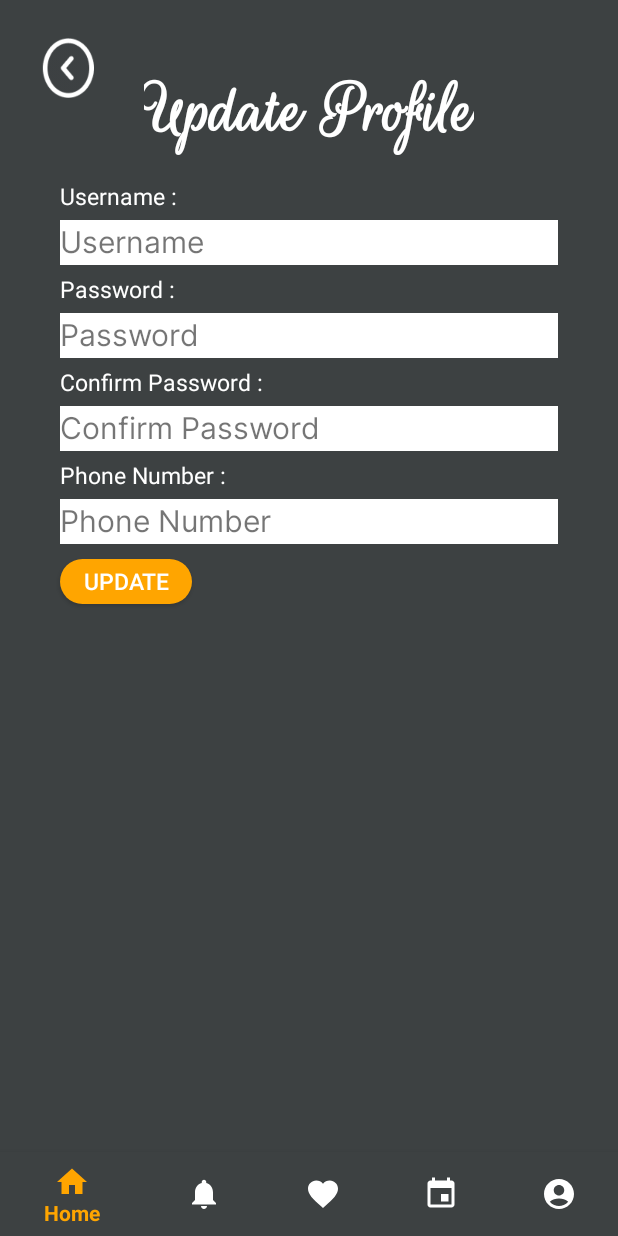
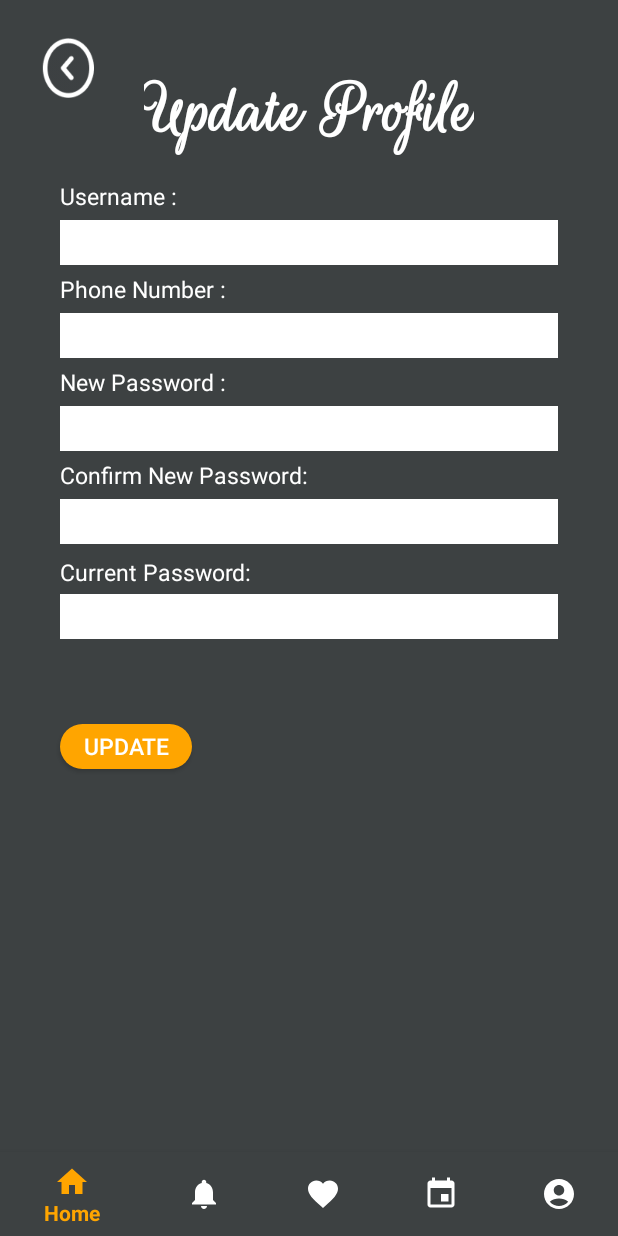
Before and after one commit to GunYuTan/LifeOnLandAssignmentFinal, an Android app: the fragment UpdateProfileFragment placed in its activity, on a phone screen of 412 x 824 dp. Run offline under Robolectric (Android 15) with nearby library versions, the phone set to English and light mode, and no system bars; our stand-ins replace Room's generated code, data binding.

Commit message:
23/09/2023 15:37

```diff
--- a/app/src/main/java/com/example/lifeonlandassignment/Global.kt
+++ b/app/src/main/java/com/example/lifeonlandassignment/Global.kt
@@ -1,5 +1,5 @@
 package com.example.lifeonlandassignment
 
 object Global {
-    var loginUser: String = "smallsmall"
+    var loginUser: String = ""
 }
--- a/app/src/main/java/com/example/lifeonlandassignment/database/AssignmentDatabaseDao.kt
+++ b/app/src/main/java/com/example/lifeonlandassignment/database/AssignmentDatabaseDao.kt
@@ -11,7 +11,7 @@ interface AssignmentDatabaseDao {
     @Insert
     suspend fun insert(user: User)
     @Update
-    fun update(user: User)
+    suspend fun update(user: User)
     @Query("SELECT * from user_table WHERE userId = :key")
     fun get(key:Long): User?
 
--- a/app/src/main/java/com/example/lifeonlandassignment/database/AssignmentDatabaseRepository.kt
+++ b/app/src/main/java/com/example/lifeonlandassignment/database/AssignmentDatabaseRepository.kt
@@ -8,6 +8,10 @@ class AssignmentDatabaseRepository (private val dao: AssignmentDatabaseDao){
 
     suspend fun insert(user: User){
         return dao.insert(user)
+    }
+
+    suspend fun update(user: User){
+        return dao.update(user)
     }
 
     suspend fun getUsername(username: String):User?{
--- a/app/src/main/java/com/example/lifeonlandassignment/profile/UpdateProfileFragment.kt
+++ b/app/src/main/java/com/example/lifeonlandassignment/profile/UpdateProfileFragment.kt
@@ -5,23 +5,51 @@ import android.view.LayoutInflater
 import android.view.View
 import android.view.ViewGroup
 import android.widget.ImageView
+import android.widget.Toast
+import androidx.databinding.DataBindingUtil
 import androidx.fragment.app.Fragment
+import androidx.lifecycle.Observer
+import androidx.lifecycle.ViewModelProvider
+import com.example.lifeonlandassignment.Global
 import com.example.lifeonlandassignment.R
+import com.example.lifeonlandassignment.database.AssignmentDatabase
+import com.example.lifeonlandassignment.database.AssignmentDatabaseRepository
+import com.example.lifeonlandassignment.databinding.UpdateProfileScreenBinding
 
 class UpdateProfileFragment : Fragment() {
+    private lateinit var  updateProfileViewModel: UpdateProfileViewModel
     override fun onCreateView(
         inflater: LayoutInflater,
         container: ViewGroup?,
         savedInstanceState: Bundle?
     ): View? {
-        val view = inflater.inflate(R.layout.update_profile_screen, container, false)
-        // Initialize the back button ImageView
-        val backButton = view.findViewById<ImageView>(R.id.backButtonUpdateProfile)
+        val binding: UpdateProfileScreenBinding = DataBindingUtil.inflate(
+            inflater, R.layout.update_profile_screen, container, false)
+        val application = requireNotNull(this.activity).application
+        val dataSource = AssignmentDatabase.getInstance(application).assignmentDatabaseDao
+        val repository = AssignmentDatabaseRepository(dataSource)
+        val factory = UpdateProfileViewModelFactory(repository, application)
+
+        val backButton: ImageView = binding.backButtonUpdateProfile
         // Set click listener for back button
         backButton.setOnClickListener {
             // Perform your action here, for example, navigate back
             fragmentManager?.popBackStack()
         }
-        return view
+
+        updateProfileViewModel = ViewModelProvider(this, factory).get(UpdateProfileViewModel::class.java)
+        binding.updateProfileViewModel = updateProfileViewModel
+        binding.lifecycleOwner = this
+
+        binding.txtUpdateProfileInputUsername.text = Global.loginUser
+
+        updateProfileViewModel.messageLiveData.observe(viewLifecycleOwner, Observer { message ->
+            message?.let {
+                // Use the context of the fragment to show the Toast
+                Toast.makeText(requireContext(), message, Toast.LENGTH_SHORT).show()
+            }
+        })
+
+        return binding.root
     }
 }
--- /dev/null
+++ b/app/src/main/java/com/example/lifeonlandassignment/profile/UpdateProfileViewModel.kt
@@ -0,0 +1,87 @@
+package com.example.lifeonlandassignment.profile
+
+import android.app.Application
+import androidx.databinding.Bindable
+import androidx.databinding.Observable
+import androidx.lifecycle.AndroidViewModel
+import androidx.lifecycle.LiveData
+import androidx.lifecycle.MutableLiveData
+import com.example.lifeonlandassignment.Global
+import com.example.lifeonlandassignment.database.AssignmentDatabaseRepository
+import com.example.lifeonlandassignment.database.User
+import kotlinx.coroutines.CoroutineScope
+import kotlinx.coroutines.Dispatchers
+import kotlinx.coroutines.Job
+import kotlinx.coroutines.launch
+
+class UpdateProfileViewModel (private val repository: AssignmentDatabaseRepository, application: Application): AndroidViewModel(application),
+    Observable {
+    private val _messageLiveData = MutableLiveData<String>()
+    private val viewModelJob = Job()
+    private val uiScope = CoroutineScope(Dispatchers.Main + viewModelJob)
+
+    val messageLiveData: LiveData<String>
+        get() = _messageLiveData
+
+    @Bindable
+    val inputPhoneNo = MutableLiveData<String>()
+
+    @Bindable
+    val inputNewPass = MutableLiveData<String>()
+
+    @Bindable
+    val inputConfirmNewPass = MutableLiveData<String>()
+
+    @Bindable
+    val inputCurrentPass = MutableLiveData<String>()
+
+    fun updateButton(){
+        val phoneNo = inputPhoneNo.value
+        val newPass = inputNewPass.value
+        val confirmNewPass = inputConfirmNewPass.value
+        val currentPass = inputCurrentPass.value
+        var message: String = ""
+        var phoneChange = false
+        var passwordChange = false
+
+        uiScope.launch {
+            val userList = repository.getUsername(Global.loginUser)
+            if(userList?.password == currentPass){
+                if(phoneNo != null && userList?.phoneNo != phoneNo){
+                    message += "Phone Number, "
+                    phoneChange = true
+                }
+
+                if(newPass != null && userList?.password != newPass){
+                    if(newPass == confirmNewPass){
+                        message += "Password,"
+                        passwordChange = true
+                    }else{
+                        _messageLiveData.value = "Password field are not match."
+                    }
+                }
+
+                if(message != ""){
+                    if(phoneChange && passwordChange){
+                        repository.update(User(userList?.userId, userList!!.username, newPass!!, phoneNo!!, userList!!.email, userList?.userImage))
+                    }else if(phoneChange){
+                        repository.update(User(userList?.userId, userList!!.username, userList!!.password, phoneNo!!, userList!!.email, userList?.userImage))
+                    }else if(passwordChange){
+                        repository.update(User(userList?.userId, userList!!.username, newPass!!, userList!!.phoneNo, userList!!.email, userList?.userImage))
+                    }
+                    _messageLiveData.value = message + "update successfully."
+                }else{
+                    _messageLiveData.value = "Nothing changes."
+                }
+            }else{
+                _messageLiveData.value = "Invalid Current Password."
+            }
+
+        }
+    }
+    override fun removeOnPropertyChangedCallback(callback: Observable.OnPropertyChangedCallback?) {
+    }
+
+    override fun addOnPropertyChangedCallback(callback: Observable.OnPropertyChangedCallback?) {
+    }
+}
--- /dev/null
+++ b/app/src/main/java/com/example/lifeonlandassignment/profile/UpdateProfileViewModelFactory.kt
@@ -0,0 +1,19 @@
+package com.example.lifeonlandassignment.profile
+
+import android.app.Application
+import androidx.lifecycle.ViewModel
+import androidx.lifecycle.ViewModelProvider
+import com.example.lifeonlandassignment.database.AssignmentDatabaseRepository
+import java.lang.IllegalArgumentException
+
+class UpdateProfileViewModelFactory (private  val repository: AssignmentDatabaseRepository,
+                                     private val application: Application
+): ViewModelProvider.Factory{
+    @Suppress("Unchecked_cast")
+    override fun <T : ViewModel> create(modelClass: Class<T>): T {
+        if(modelClass.isAssignableFrom(UpdateProfileViewModel::class.java)) {
+            return UpdateProfileViewModel(repository, application) as T
+        }
+        throw IllegalArgumentException("Unknown View Model Class")
+    }
+}
--- a/app/src/main/java/com/example/lifeonlandassignment/register/RegisterViewModel.kt
+++ b/app/src/main/java/com/example/lifeonlandassignment/register/RegisterViewModel.kt
@@ -49,7 +49,7 @@ class RegisterViewModel(private val repository: AssignmentDatabaseRepository, ap
         if(username == null || password == null || confirmPass == null || phoneNo == null || email == null){
             _messageLiveData.value = "Each field is required."
         }else if(password != confirmPass){
-            _messageLiveData.value = "Password field is not match."
+            _messageLiveData.value = "Password field are not match."
         }
         else{
             uiScope.launch {
--- a/app/src/main/res/layout/update_profile_screen.xml
+++ b/app/src/main/res/layout/update_profile_screen.xml
@@ -1,7 +1,14 @@
 <?xml version="1.0" encoding="utf-8"?>
-<androidx.constraintlayout.widget.ConstraintLayout xmlns:android="http://schemas.android.com/apk/res/android"
+<layout xmlns:android="http://schemas.android.com/apk/res/android"
     xmlns:app="http://schemas.android.com/apk/res-auto"
-    xmlns:tools="http://schemas.android.com/tools"
+    xmlns:tools="http://schemas.android.com/tools">
+
+    <data>
+        <variable
+            name="updateProfileViewModel"
+            type="com.example.lifeonlandassignment.profile.UpdateProfileViewModel" />
+    </data>
+<androidx.constraintlayout.widget.ConstraintLayout
     android:layout_width="match_parent"
     android:layout_height="match_parent"
     android:background="@color/CharcoalBlack">
@@ -51,6 +58,9 @@
         android:layout_marginTop="5dp"
         android:layout_marginEnd="40dp"
         android:background="@color/white"
+        android:inputType="text"
+        android:editable="false"
+        android:enabled="false"
         android:fontFamily="@font/inter"
         android:text="Username"
         android:textSize="20sp"
@@ -59,79 +69,7 @@
         app:layout_constraintTop_toBottomOf="@+id/txtUpdateProfileUsername" />
 
     <TextView
-        android:id="@+id/txtUpdatePassword"
-        android:layout_width="wrap_content"
-        android:layout_height="wrap_content"
-        android:layout_marginStart="40dp"
-        android:layout_marginTop="5dp"
-        android:text="Password :"
-        android:textColor="@color/white"
-        android:textSize="15sp"
-        app:layout_constraintStart_toStartOf="parent"
-        app:layout_constraintTop_toBottomOf="@+id/txtUpdateProfileInputUsername" />
-
-    <TextView
-        android:id="@+id/txtInputPassword"
-        android:layout_width="0dp"
-        android:layout_height="30dp"
-        android:layout_marginStart="40dp"
-        android:layout_marginTop="5dp"
-        android:layout_marginEnd="40dp"
-        android:background="@color/white"
-        android:fontFamily="@font/inter"
-        android:text="Password"
-        android:textSize="20sp"
-        app:layout_constraintEnd_toEndOf="parent"
-        app:layout_constraintHorizontal_bias="0.0"
-        app:layout_constraintStart_toStartOf="parent"
-        app:layout_constraintTop_toBottomOf="@+id/txtUpdatePassword" />
-
-    <TextView
-        android:id="@+id/txtUpdateConfirmPassword"
-        android:layout_width="wrap_content"
-        android:layout_height="wrap_content"
-        android:layout_marginStart="40dp"
-        android:layout_marginTop="5dp"
-        android:text="Confirm Password :"
-        android:textColor="@color/white"
-        android:textSize="15sp"
-        app:layout_constraintStart_toStartOf="parent"
-        app:layout_constraintTop_toBottomOf="@+id/txtInputPassword" />
-
-    <TextView
-        android:id="@+id/txtinputConfirmPassword"
-        android:layout_width="0dp"
-        android:layout_height="30dp"
-        android:layout_marginStart="40dp"
-        android:layout_marginTop="5dp"
-        android:layout_marginEnd="40dp"
-        android:background="@color/white"
-        android:fontFamily="@font/inter"
-        android:text="Confirm Password"
-        android:textSize="20sp"
-        app:layout_constraintEnd_toEndOf="parent"
-        app:layout_constraintHorizontal_bias="0.0"
-        app:layout_constraintStart_toStartOf="parent"
-        app:layout_constraintTop_toBottomOf="@+id/txtUpdateConfirmPassword" />
-
-    <TextView
-        android:id="@+id/txtUpdateProfileInputPhoneNumber"
-        android:layout_width="0dp"
-        android:layout_height="30dp"
-        android:layout_marginStart="40dp"
-        android:layout_marginTop="5dp"
-        android:layout_marginEnd="40dp"
-        android:background="@color/white"
-        android:fontFamily="@font/inter"
-        android:text="Phone Number"
-        android:textSize="20sp"
-        app:layout_constraintEnd_toEndOf="parent"
-        app:layout_constraintHorizontal_bias="0.0"
-        app:layout_constraintStart_toStartOf="parent"
-        app:layout_constraintTop_toBottomOf="@+id/txtUpdateProfilePhoneNumber" />
-
-    <TextView
-        android:id="@+id/txtUpdateProfilePhoneNumber"
+        android:id="@+id/txtUpdatePhone"
         android:layout_width="wrap_content"
         android:layout_height="wrap_content"
         android:layout_marginStart="40dp"
@@ -140,20 +78,129 @@
         android:textColor="@color/white"
         android:textSize="15sp"
         app:layout_constraintStart_toStartOf="parent"
-        app:layout_constraintTop_toBottomOf="@+id/txtinputConfirmPassword" />
+        app:layout_constraintTop_toBottomOf="@+id/txtUpdateProfileInputUsername" />
+
+    <EditText
+        android:id="@+id/txtInputPhone"
+        android:layout_width="0dp"
+        android:layout_height="30dp"
+        android:layout_marginStart="40dp"
+        android:layout_marginTop="5dp"
+        android:layout_marginEnd="40dp"
+        android:background="@color/white"
+        android:fontFamily="@font/inter"
+        android:textSize="20sp"
+        android:importantForAutofill="no"
+        android:text="@={updateProfileViewModel.inputPhoneNo}"
+        app:layout_constraintEnd_toEndOf="parent"
+        app:layout_constraintHorizontal_bias="0.0"
+        app:layout_constraintStart_toStartOf="parent"
+        app:layout_constraintTop_toBottomOf="@+id/txtUpdatePhone" />
+
+    <TextView
+        android:id="@+id/txtUpdatePassword"
+        android:layout_width="wrap_content"
+        android:layout_height="wrap_content"
+        android:layout_marginStart="40dp"
+        android:layout_marginTop="5dp"
+        android:text="New Password :"
+        android:textColor="@color/white"
+        android:textSize="15sp"
+        app:layout_constraintStart_toStartOf="parent"
+        app:layout_constraintTop_toBottomOf="@+id/txtInputPhone" />
+
+    <EditText
+        android:id="@+id/txtinputPassword"
+        android:layout_width="0dp"
+        android:layout_height="30dp"
+        android:layout_marginStart="40dp"
+        android:layout_marginTop="5dp"
+        android:layout_marginEnd="40dp"
+        android:background="@color/white"
+        android:fontFamily="@font/inter"
+        android:inputType="text|textPassword"
+        android:textSize="20sp"
+        android:importantForAutofill="no"
+        android:text="@={updateProfileViewModel.inputNewPass}"
+        app:layout_constraintEnd_toEndOf="parent"
+        app:layout_constraintHorizontal_bias="0.0"
+        app:layout_constraintStart_toStartOf="parent"
+        app:layout_constraintTop_toBottomOf="@+id/txtUpdatePassword" />
+
+    <EditText
+        android:id="@+id/txtUpdateProfileInputConfirmPassword"
+        android:layout_width="0dp"
+        android:layout_height="30dp"
+        android:layout_marginStart="40dp"
+        android:layout_marginTop="5dp"
+        android:layout_marginEnd="40dp"
+        android:background="@color/white"
+        android:fontFamily="@font/inter"
+        android:inputType="text|textPassword"
+        android:textSize="20sp"
+        android:importantForAutofill="no"
+        android:text="@={updateProfileViewModel.inputConfirmNewPass}"
+        app:layout_constraintEnd_toEndOf="parent"
+        app:layout_constraintHorizontal_bias="0.0"
+        app:layout_constraintStart_toStartOf="parent"
+        app:layout_constraintTop_toBottomOf="@+id/txtUpdateProfileConfirmPassword" />
+
+    <EditText
+        android:id="@+id/txtUpdateProfileInputCurrentPass"
+        android:layout_width="0dp"
+        android:layout_height="30dp"
+        android:layout_marginStart="40dp"
+        android:layout_marginTop="4dp"
+        android:layout_marginEnd="40dp"
+        android:background="@color/white"
+        android:fontFamily="@font/inter"
+        android:inputType="text|textPassword"
+        android:textSize="20sp"
+        android:importantForAutofill="no"
+        android:text="@={updateProfileViewModel.inputCurrentPass}"
+        app:layout_constraintEnd_toEndOf="parent"
+        app:layout_constraintHorizontal_bias="0.0"
+        app:layout_constraintStart_toStartOf="parent"
+        app:layout_constraintTop_toBottomOf="@+id/txtUpdateProfileCurrentPassword" />
+
+    <TextView
+        android:id="@+id/txtUpdateProfileConfirmPassword"
+        android:layout_width="wrap_content"
+        android:layout_height="wrap_content"
+        android:layout_marginStart="40dp"
+        android:layout_marginTop="5dp"
+        android:text="Confirm New Password: "
+        android:textColor="@color/white"
+        android:textSize="15sp"
+        app:layout_constraintStart_toStartOf="parent"
+        app:layout_constraintTop_toBottomOf="@+id/txtinputPassword" />
+
+    <TextView
+        android:id="@+id/txtUpdateProfileCurrentPassword"
+        android:layout_width="wrap_content"
+        android:layout_height="wrap_content"
+        android:layout_marginStart="40dp"
+        android:layout_marginTop="8dp"
+        android:text="Current Password: "
+        android:textColor="@color/white"
+        android:textSize="15sp"
+        app:layout_constraintStart_toStartOf="parent"
+        app:layout_constraintTop_toBottomOf="@+id/txtUpdateProfileInputConfirmPassword" />
 
     <Button
         android:id="@+id/btnUpdateProfile"
         android:layout_width="wrap_content"
         android:layout_height="30sp"
         android:layout_marginStart="40dp"
-        android:layout_marginTop="10dp"
+        android:layout_marginTop="120dp"
         android:background="@drawable/round_btn"
         android:backgroundTint="@color/orange"
         android:text="Update"
         android:textColor="@color/white"
         android:textSize="15sp"
+        android:onClick="@{()->updateProfileViewModel.updateButton()}"
         app:layout_constraintStart_toStartOf="parent"
-        app:layout_constraintTop_toBottomOf="@+id/txtUpdateProfileInputPhoneNumber" />
+        app:layout_constraintTop_toBottomOf="@+id/txtUpdateProfileInputConfirmPassword" />
 
 </androidx.constraintlayout.widget.ConstraintLayout>
+</layout>
```
